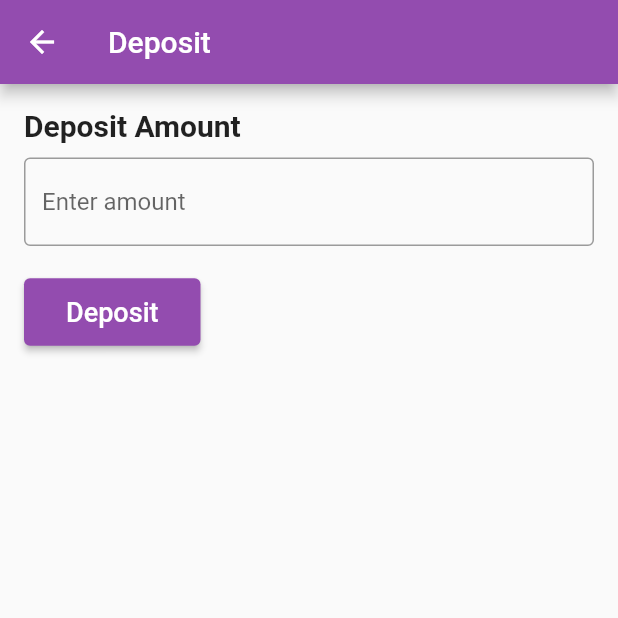
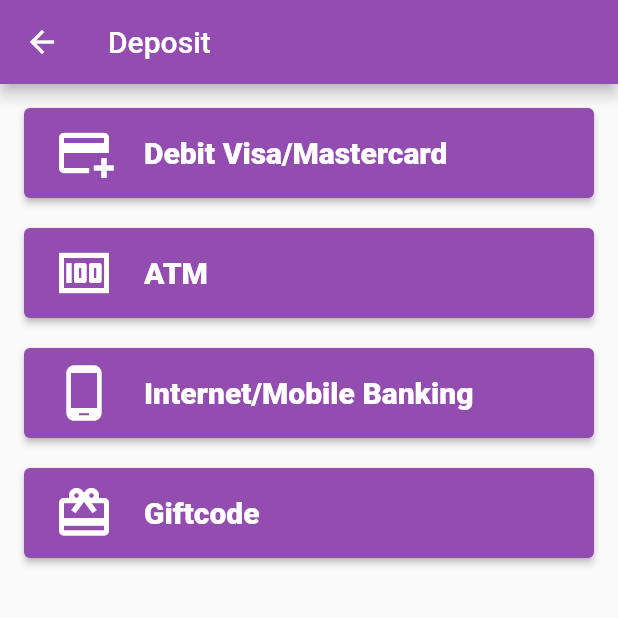
Before and after one commit to George535220173/UAS_E-MONEY, a Flutter app: the DepositPage screen opened directly, on a phone screen of 412 x 824 dp, the top half of it. Run offline on Flutter 3.47's test engine with Material 2 defaults, Android fonts, the phone set to English and light mode, and no system bars.

Commit message:
nambahin button-button deposit

```diff
--- a/lib/Deposit/deposit.dart
+++ b/lib/Deposit/deposit.dart
@@ -1,4 +1,8 @@
 import 'package:flutter/material.dart';
+import 'package:uas_emoney/Deposit/debit.dart';
+import 'package:uas_emoney/Deposit/atm.dart';
+import 'package:uas_emoney/Deposit/mobileBanking.dart';
+import 'package:uas_emoney/Deposit/giftcode.dart';
 
 class DepositPage extends StatelessWidget {
   const DepositPage({Key? key}) : super(key: key);
@@ -14,42 +18,59 @@
         padding: const EdgeInsets.all(16.0),
         child: Column(
           crossAxisAlignment: CrossAxisAlignment.start,
+          mainAxisAlignment: MainAxisAlignment.start,
           children: [
-            Text(
-              'Deposit Amount',
-              style: TextStyle(
-                fontWeight: FontWeight.bold,
-                fontSize: 20,
+            buildDepositButton(context, Icons.add_card, 'Debit Visa/Mastercard', debitPage()),
+            buildDepositButton(context, Icons.money, 'ATM', atmPage()),
+            buildDepositButton(context, Icons.phone_android, 'Internet/Mobile Banking', mobileBankingPage()),
+            buildDepositButton(context, Icons.card_giftcard, 'Giftcode', giftcodePage()),
+          ],
         ),
       ),
-            SizedBox(height: 10),
-            TextField(
-              decoration: InputDecoration(
-                hintText: 'Enter amount',
-                border: OutlineInputBorder(),
-              ),
-            ),
-            SizedBox(height: 20),
+    );
+  }
+
+  void navigateToPage(BuildContext context, Widget page) {
+    Navigator.push(
+      context,
+      MaterialPageRoute(builder: (context) => page),
+    );
+  }
+
+  Widget buildDepositButton(BuildContext context, IconData icon, String label, Widget page) {
+    return Column(
+      children: [
         ElevatedButton(
           onPressed: () {
-                // Implement deposit logic
+            navigateToPage(context, page);
           },
           style: ElevatedButton.styleFrom(
-                primary: Color.fromARGB(255, 147, 76, 175), // E-money theme color
+            primary: Color.fromARGB(255, 147, 76, 175), // Set button color to E-money theme color
+            padding: EdgeInsets.symmetric(vertical: 10), // Adjust the vertical padding
           ),
-              child: Padding(
-                padding: const EdgeInsets.all(12.0),
-                child: Text(
-                  'Deposit',
+          child: Row(
+            mainAxisAlignment: MainAxisAlignment.start,
+            children: [
+              SizedBox(width: 20),
+              Icon(
+                icon,
+                color: Colors.white, // Set icon color to white
+                size: 40,
+              ),
+              SizedBox(width: 20),
+              Text(
+                label,
                 style: TextStyle(
-                    fontSize: 18,
-                  ),
-                ),
+                  fontSize: 20,
+                  fontWeight: FontWeight.w900,
+                  color: Colors.white, // Set text color to white
                 ),
               ),
             ],
           ),
         ),
+        SizedBox(height: 20),
+      ],
     );
   }
 }
```
Also changed, not shown: lib/Deposit/atm.dart (added, +55 -0 lines), lib/Deposit/debit.dart (added, +55 -0 lines), lib/Deposit/giftcode.dart (added, +55 -0 lines), lib/Deposit/mobileBanking.dart (added, +55 -0 lines), lib/Home/home.dart (+0 -23 lines). Lines whose indentation alone changed are shown as unchanged.
